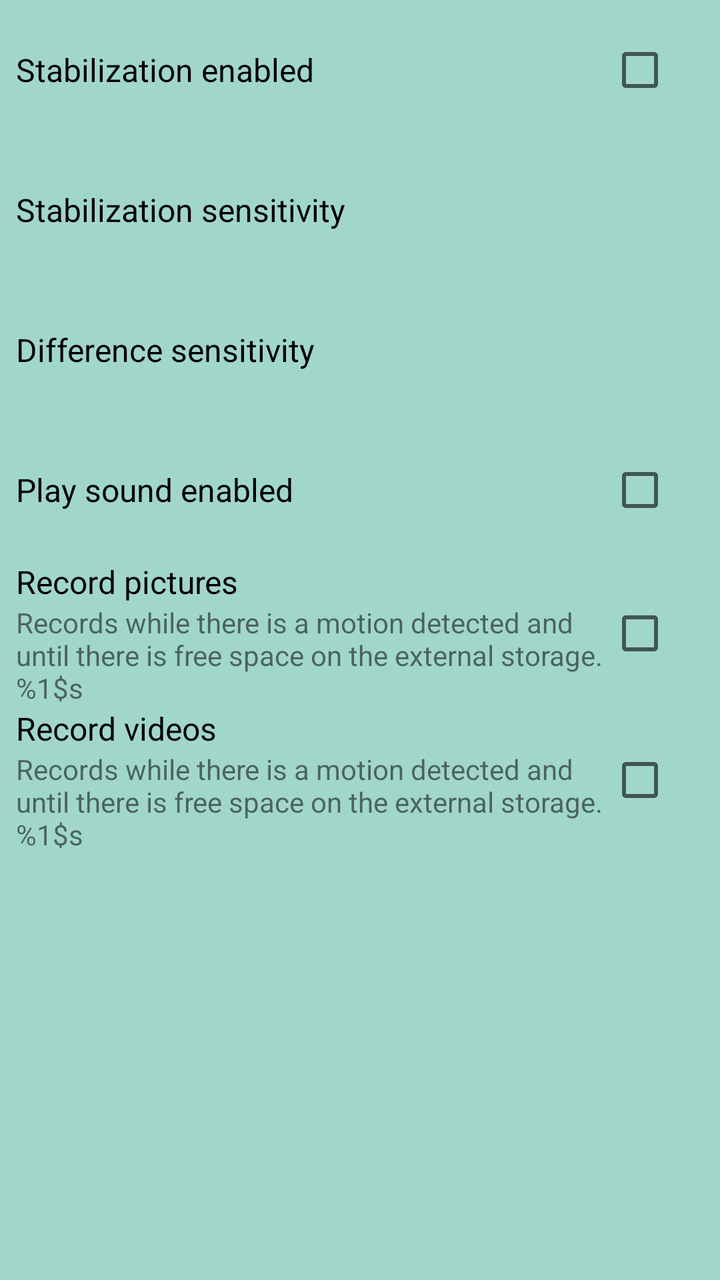
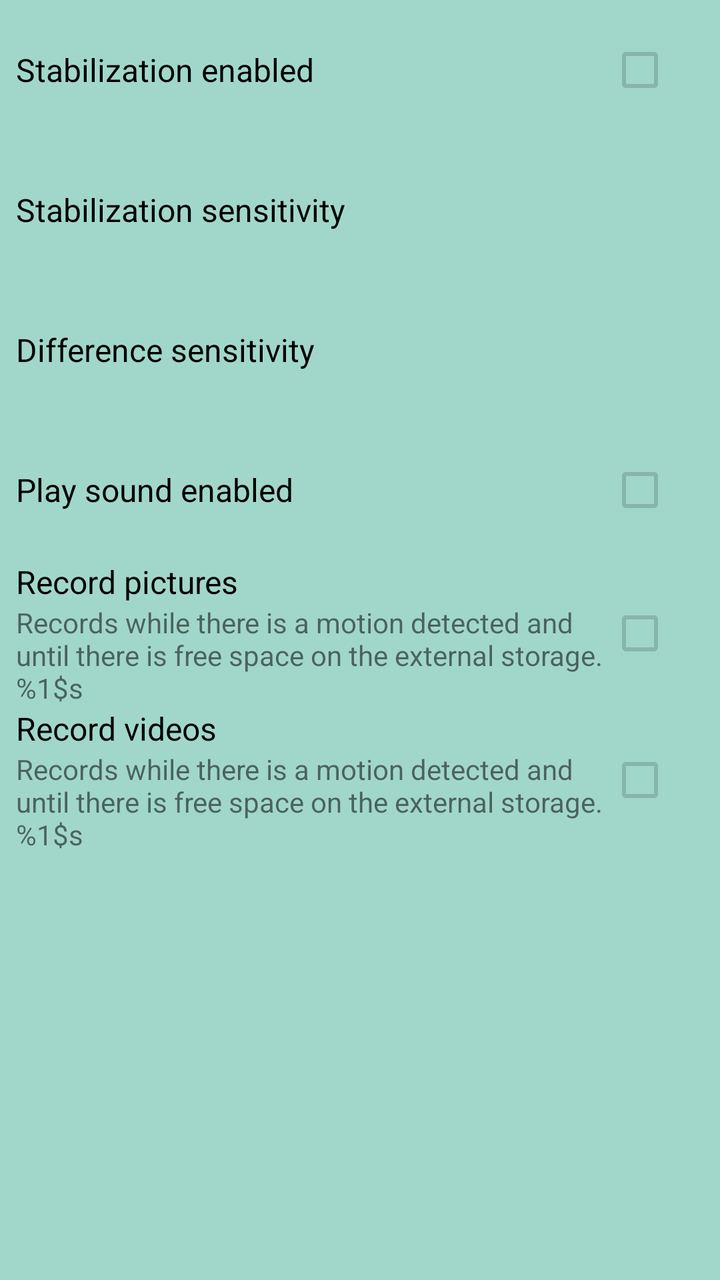

Before-and-after screenshots of an Android layout around one commit, followed by the original layout XML and the change that was made.
<!-- AndroidManifest.xml: application theme AppTheme -->
<!-- res/layout/activity_settings.xml -->
<?xml version="1.0" encoding="utf-8"?>
<ScrollView
    xmlns:android="http://schemas.android.com/apk/res/android"
    xmlns:tools="http://schemas.android.com/tools"
    android:layout_width="match_parent"
    android:layout_height="match_parent"
    android:fillViewport="true"
    android:background="@color/colorPrimary"
    tools:context="com.blogspot.techzealous.sentinel.SettingsActivity">

    <LinearLayout
        android:layout_width="match_parent"
        android:layout_height="wrap_content"
        android:paddingLeft="8dp"
        android:paddingStart="8dp"
        android:paddingEnd="8dp"
        android:orientation="vertical"
        android:id="@+id/linearLayoutRootSettings">

        <RelativeLayout
            android:id="@+id/relativeLayoutStabilizationSettings"
            android:layout_width="match_parent"
            android:layout_height="70dp"
            android:paddingRight="16dp"
            android:paddingEnd="16dp">

            <TextView
                android:layout_width="wrap_content"
                android:layout_height="wrap_content"
                android:layout_centerVertical="true"
                android:textSize="16sp"
                android:textColor="@android:color/black"
                android:text="@string/stabilization_enabled"
                android:id="@+id/textViewStabilizationSettings"/>

            <CheckBox
                android:layout_width="wrap_content"
                android:layout_height="wrap_content"
                android:layout_alignParentEnd="true"
                android:layout_alignParentRight="true"
                android:layout_centerVertical="true"
                android:id="@+id/checkBoxStabilizationSettings"/>
        </RelativeLayout>

        <TextView
            android:layout_width="match_parent"
            android:layout_height="70dp"
            android:gravity="center_vertical"
            android:textSize="16sp"
            android:textColor="@android:color/black"
            android:text="@string/stabilization_sensitivity"
            android:id="@+id/textViewStabilizationSensitivitySettings"/>

        <TextView
            android:layout_width="match_parent"
            android:layout_height="70dp"
            android:gravity="center_vertical"
            android:textSize="16sp"
            android:textColor="@android:color/black"
            android:text="@string/difference_sensitivity"
            android:id="@+id/textViewDifferenceSensitivitySettings"/>

        <RelativeLayout
            android:id="@+id/relativeLayoutPlaySoundSettings"
            android:layout_width="match_parent"
            android:layout_height="70dp"
            android:paddingRight="16dp"
            android:paddingEnd="16dp">

            <TextView
                android:layout_width="wrap_content"
                android:layout_height="wrap_content"
                android:layout_centerVertical="true"
                android:textSize="16sp"
                android:textColor="@android:color/black"
                android:text="@string/play_sound_enabled"
                android:id="@+id/textViewPlaySoundSettings"/>

            <CheckBox
                android:layout_width="wrap_content"
                android:layout_height="wrap_content"
                android:layout_alignParentEnd="true"
                android:layout_alignParentRight="true"
                android:layout_centerVertical="true"
                android:id="@+id/checkBoxPlaySoundSettings"/>
        </RelativeLayout>

        <RelativeLayout
            android:id="@+id/relativeLayoutPicturesSettings"
            android:layout_width="match_parent"
            android:layout_height="wrap_content"
            android:paddingEnd="16dp"
            android:paddingRight="16dp">

            <TextView
                android:layout_width="match_parent"
                android:layout_height="wrap_content"
                android:layout_toStartOf="@+id/checkBoxRecordPicturesSettings"
                android:layout_toLeftOf="@+id/checkBoxRecordPicturesSettings"
                android:textSize="16sp"
                android:textColor="@android:color/black"
                android:text="@string/record_pictures"
                android:id="@+id/textViewRecordPicturesSettings"/>

            <CheckBox
                android:layout_width="wrap_content"
                android:layout_height="wrap_content"
                android:layout_alignParentEnd="true"
                android:layout_alignParentRight="true"
                android:layout_centerVertical="true"
                android:id="@+id/checkBoxRecordPicturesSettings"/>

            <TextView
                android:id="@+id/textViewRecordPicturesDescSettings"
                android:layout_width="match_parent"
                android:layout_height="wrap_content"
                android:layout_below="@id/textViewRecordPicturesSettings"
                android:layout_toStartOf="@+id/checkBoxRecordPicturesSettings"
                android:layout_toLeftOf="@+id/checkBoxRecordPicturesSettings"
                android:text="@string/record_description"/>

        </RelativeLayout>

        <RelativeLayout
            android:id="@+id/relativeLayoutVideosSettings"
            android:layout_width="match_parent"
            android:layout_height="wrap_content"
            android:paddingStart="0dp"
            android:paddingEnd="16dp"
            android:paddingLeft="16dp"
            android:paddingRight="16dp">

            <TextView
                android:layout_width="match_parent"
                android:layout_height="wrap_content"
                android:layout_toStartOf="@+id/checkBoxRecordVideosSettings"
                android:layout_toLeftOf="@+id/checkBoxRecordVideosSettings"
                android:textSize="16sp"
                android:textColor="@android:color/black"
                android:text="@string/record_videos"
                android:id="@+id/textViewRecordVideosSettings"/>

            <CheckBox
                android:layout_width="wrap_content"
                android:layout_height="wrap_content"
                android:layout_alignParentEnd="true"
                android:layout_alignParentRight="true"
                android:layout_centerVertical="true"
                android:id="@+id/checkBoxRecordVideosSettings"/>

            <TextView
                android:id="@+id/textViewRecordVideosDescSettings"
                android:layout_width="match_parent"
                android:layout_height="wrap_content"
                android:layout_below="@id/textViewRecordVideosSettings"
                android:layout_toStartOf="@+id/checkBoxRecordVideosSettings"
                android:layout_toLeftOf="@+id/checkBoxRecordVideosSettings"
                android:text="@string/record_description"/>

        </RelativeLayout>

    </LinearLayout>
</ScrollView>
<!-- resources referenced by this layout -->
<resources>
  <color name="colorPrimary">#A1D7CA</color>
  <string name="difference_sensitivity">Difference sensitivity</string>
  <string name="play_sound_enabled">Play sound enabled</string>
  <string name="record_description">Records while there is a motion detected and until there is free space on the external storage.\n%1$s</string>
  <string name="record_pictures">Record pictures</string>
  <string name="record_videos">Record videos</string>
  <string name="stabilization_enabled">Stabilization enabled</string>
  <string name="stabilization_sensitivity">Stabilization sensitivity</string>
  <style name="AppTheme" parent="Theme.AppCompat.Light.DarkActionBar">
          
          <item name="colorPrimary">@color/colorPrimary</item>
          <item name="colorPrimaryDark">@color/colorPrimaryDark</item>
          <item name="colorAccent">@color/colorAccent</item>
      </style>
  <color name="colorPrimaryDark">#8FBEB6</color>
  <color name="colorAccent">#268AD9</color>
</resources>

<!-- the commit's change to res/layout/activity_settings.xml (unified diff, before → after) -->
@@ -39,6 +39,7 @@
                 android:layout_alignParentEnd="true"
                 android:layout_alignParentRight="true"
                 android:layout_centerVertical="true"
+                android:enabled="false"
                 android:id="@+id/checkBoxStabilizationSettings"/>
         </RelativeLayout>
 
@@ -82,6 +83,7 @@
                 android:layout_alignParentEnd="true"
                 android:layout_alignParentRight="true"
                 android:layout_centerVertical="true"
+                android:enabled="false"
                 android:id="@+id/checkBoxPlaySoundSettings"/>
         </RelativeLayout>
 
@@ -108,6 +110,7 @@
                 android:layout_alignParentEnd="true"
                 android:layout_alignParentRight="true"
                 android:layout_centerVertical="true"
+                android:enabled="false"
                 android:id="@+id/checkBoxRecordPicturesSettings"/>
 
             <TextView
@@ -146,6 +149,7 @@
                 android:layout_alignParentEnd="true"
                 android:layout_alignParentRight="true"
                 android:layout_centerVertical="true"
+                android:enabled="false"
                 android:id="@+id/checkBoxRecordVideosSettings"/>
 
             <TextView
